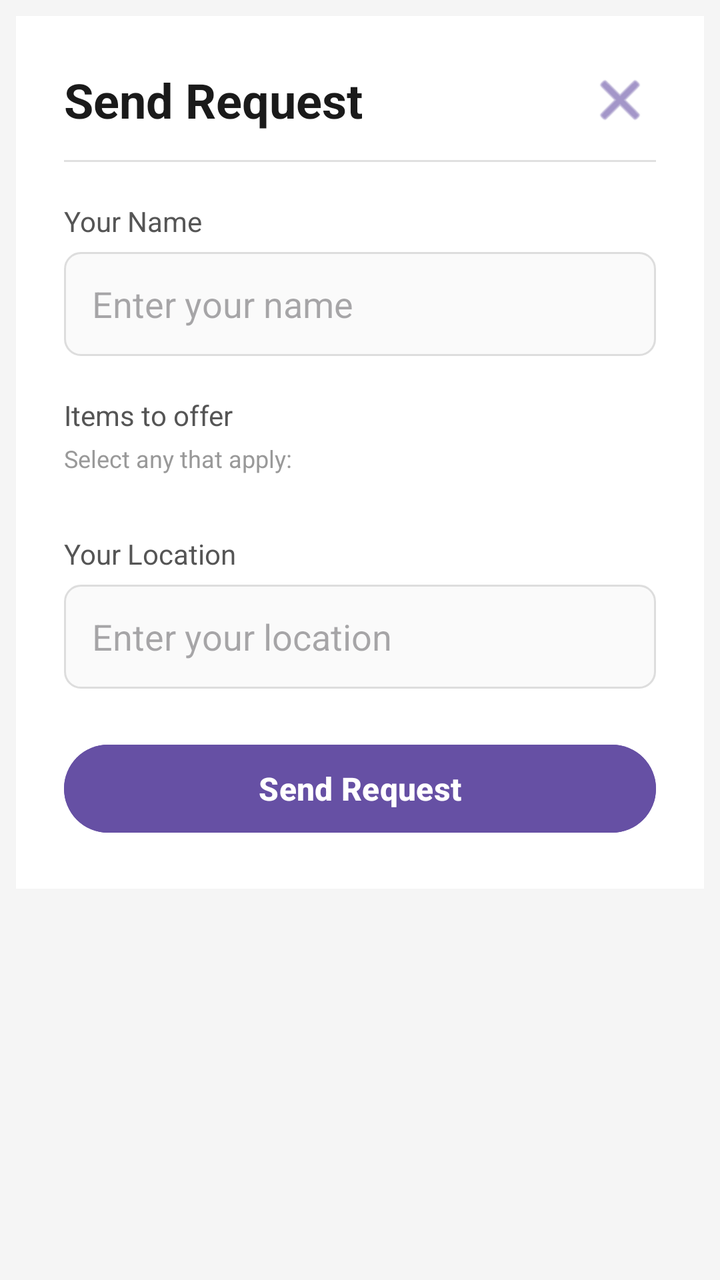
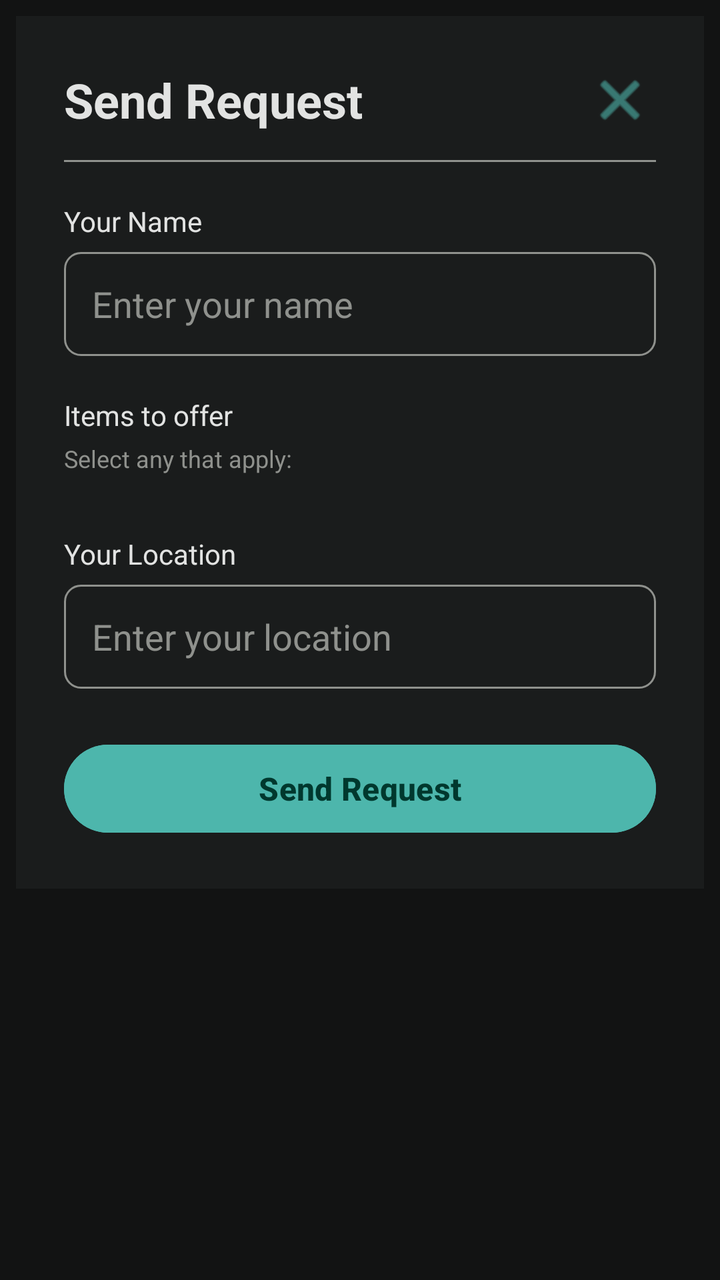

Before-and-after screenshots of an Android layout around one commit, followed by the original layout XML and the change that was made.
<!-- AndroidManifest.xml: application theme Theme._3130_grp8_app -->
<!-- res/layout/activity_request_product.xml -->
<?xml version="1.0" encoding="utf-8"?>
<androidx.coordinatorlayout.widget.CoordinatorLayout xmlns:android="http://schemas.android.com/apk/res/android"
    xmlns:app="http://schemas.android.com/apk/res-auto"
    android:id="@+id/coordinatorLayout"
    android:layout_width="match_parent"
    android:layout_height="match_parent"
    android:background="#F5F5F5">

    <ScrollView
        android:layout_width="match_parent"
        android:layout_height="match_parent">

        <LinearLayout
            android:layout_width="match_parent"
            android:layout_height="wrap_content"
            android:orientation="vertical"
            android:padding="8dp">

            <LinearLayout
                android:id="@+id/requestProductMain"
                android:layout_width="match_parent"
                android:layout_height="wrap_content"
                android:background="@android:color/white"
                android:elevation="6dp"
                android:orientation="vertical"
                android:padding="24dp">

                <LinearLayout
                    android:layout_width="match_parent"
                    android:layout_height="wrap_content"
                    android:orientation="horizontal"
                    android:gravity="center_vertical"
                    android:layout_marginBottom="12dp">

                    <TextView
                        android:layout_width="0dp"
                        android:layout_height="wrap_content"
                        android:layout_weight="1"
                        android:text="Send Request"
                        android:textSize="24sp"
                        android:textStyle="bold"
                        android:textColor="#1A1A1A"/>

                    <ImageButton
                        android:id="@+id/backButton"
                        android:layout_width="36dp"
                        android:layout_height="36dp"
                        android:src="@android:drawable/ic_menu_close_clear_cancel"
                        android:background="?attr/selectableItemBackgroundBorderless"
                        app:tint="#6650A4"
                        android:contentDescription="Close"/>
                </LinearLayout>

                <View
                    android:layout_width="match_parent"
                    android:layout_height="1dp"
                    android:background="#E0E0E0"
                    android:layout_marginBottom="20dp"/>

                <TextView
                    android:layout_width="match_parent"
                    android:layout_height="wrap_content"
                    android:text="Your Name"
                    android:textSize="14sp"
                    android:textColor="#555555"
                    android:layout_marginBottom="6dp"/>

                <EditText
                    android:id="@+id/nameInput"
                    android:layout_width="match_parent"
                    android:layout_height="52dp"
                    android:hint="Enter your name"
                    android:inputType="textPersonName"
                    android:background="@drawable/input_border"
                    android:paddingStart="14dp"
                    android:paddingEnd="14dp"
                    android:layout_marginBottom="20dp"/>

                <TextView
                    android:layout_width="match_parent"
                    android:layout_height="wrap_content"
                    android:text="Items to offer"
                    android:textSize="14sp"
                    android:textColor="#555555"
                    android:layout_marginBottom="4dp"/>

                <TextView
                    android:layout_width="match_parent"
                    android:layout_height="wrap_content"
                    android:text="Select any that apply:"
                    android:textSize="12sp"
                    android:textColor="#999999"
                    android:layout_marginBottom="10dp"/>

                <LinearLayout
                    android:id="@+id/checkboxContainer"
                    android:layout_width="match_parent"
                    android:layout_height="wrap_content"
                    android:orientation="vertical"
                    android:layout_marginBottom="20dp"/>

                <TextView
                    android:layout_width="match_parent"
                    android:layout_height="wrap_content"
                    android:text="Your Location"
                    android:textSize="14sp"
                    android:textColor="#555555"
                    android:layout_marginBottom="6dp"/>

                <EditText
                    android:id="@+id/locationInput"
                    android:layout_width="match_parent"
                    android:layout_height="52dp"
                    android:hint="Enter your location"
                    android:inputType="text"
                    android:background="@drawable/input_border"
                    android:paddingStart="14dp"
                    android:paddingEnd="14dp"
                    android:layout_marginBottom="24dp"/>

                <TextView
                    android:id="@+id/requestSuccess"
                    android:layout_width="match_parent"
                    android:layout_height="wrap_content"
                    android:text="✓ Request submitted successfully!"
                    android:visibility="gone"
                    android:gravity="center"
                    android:textColor="#6650A4"
                    android:textSize="15sp"
                    android:layout_marginBottom="16dp"/>

                <Button
                    android:id="@+id/requestButton"
                    android:layout_width="match_parent"
                    android:layout_height="52dp"
                    android:text="Send Request"
                    android:backgroundTint="#6650A4"
                    android:textColor="@android:color/white"
                    android:textSize="16sp"
                    android:textStyle="bold"/>

            </LinearLayout>
        </LinearLayout>
    </ScrollView>

</androidx.coordinatorlayout.widget.CoordinatorLayout>
<!-- resources referenced by this layout -->
<resources>
  <!-- drawable input_border (drawable) -->
  <?xml version="1.0" encoding="utf-8"?>
  <shape xmlns:android="http://schemas.android.com/apk/res/android">
      <stroke android:width="1dp" android:color="#DDDDDD"/>
      <corners android:radius="8dp"/>
      <solid android:color="#FAFAFA"/>
  </shape>
  <style name="Theme._3130_grp8_app" parent="Base.Theme._3130_grp8_app" />
  <style name="Base.Theme._3130_grp8_app" parent="Theme.Material3.DayNight.NoActionBar">
          
          
          <item name="colorPrimary">@color/md_primary</item>
          <item name="colorOnPrimary">@color/md_on_primary</item>
          <item name="colorPrimaryContainer">@color/md_primary_container</item>
          <item name="colorOnPrimaryContainer">@color/md_on_primary_container</item>
          <item name="android:colorBackground">@color/md_background</item>
          <item name="colorOnBackground">@color/md_on_background</item>
          <item name="colorSurface">@color/md_surface</item>
          <item name="colorOnSurface">@color/md_on_surface</item>
          <item name="colorOutline">@color/md_outline</item>
          <item name="colorError">@color/md_error</item>
          <item name="colorOnError">@color/md_on_error</item>
          <item name="android:statusBarColor">?attr/colorSurface</item>
          <item name="android:windowLightStatusBar">true</item>
      </style>
  <color name="md_primary"> #00796B</color>
  <color name="md_on_primary"> #FFFFFF</color>
  <color name="md_primary_container">#A0E4DD</color>
  <color name="md_on_primary_container"> #00251A</color>
  <color name="md_background"> #FAFAFA</color>
  <color name="md_on_background"> #1A1C1C</color>
  <color name="md_surface"> #FFFFFF</color>
  <color name="md_on_surface"> #1A1C1C</color>
  <color name="md_outline"> #79797A</color>
  <color name="md_error"> #BA1A1A</color>
  <color name="md_on_error"> #FFFFFF</color>
</resources>

<!-- the commit's change to res/layout/activity_request_product.xml (unified diff, before → after) -->
@@ -4,7 +4,7 @@
     android:id="@+id/coordinatorLayout"
     android:layout_width="match_parent"
     android:layout_height="match_parent"
-    android:background="#F5F5F5">
+    android:background="@color/md_background">
 
     <ScrollView
         android:layout_width="match_parent"
@@ -20,7 +20,7 @@
                 android:id="@+id/requestProductMain"
                 android:layout_width="match_parent"
                 android:layout_height="wrap_content"
-                android:background="@android:color/white"
+                android:background="@color/md_surface"
                 android:elevation="6dp"
                 android:orientation="vertical"
                 android:padding="24dp">
@@ -39,7 +39,7 @@
                         android:text="Send Request"
                         android:textSize="24sp"
                         android:textStyle="bold"
-                        android:textColor="#1A1A1A"/>
+                        android:textColor="@color/md_on_surface"/>
 
                     <ImageButton
                         android:id="@+id/backButton"
@@ -47,14 +47,14 @@
                         android:layout_height="36dp"
                         android:src="@android:drawable/ic_menu_close_clear_cancel"
                         android:background="?attr/selectableItemBackgroundBorderless"
-                        app:tint="#6650A4"
+                        app:tint="@color/md_primary"
                         android:contentDescription="Close"/>
                 </LinearLayout>
 
                 <View
                     android:layout_width="match_parent"
                     android:layout_height="1dp"
-                    android:background="#E0E0E0"
+                    android:background="@color/md_outline"
                     android:layout_marginBottom="20dp"/>
 
                 <TextView
@@ -62,7 +62,7 @@
                     android:layout_height="wrap_content"
                     android:text="Your Name"
                     android:textSize="14sp"
-                    android:textColor="#555555"
+                    android:textColor="@color/md_on_surface"
                     android:layout_marginBottom="6dp"/>
 
                 <EditText
@@ -71,6 +71,8 @@
                     android:layout_height="52dp"
                     android:hint="Enter your name"
                     android:inputType="textPersonName"
+                    android:textColor="@color/md_on_surface"
+                    android:textColorHint="@color/md_outline"
                     android:background="@drawable/input_border"
                     android:paddingStart="14dp"
                     android:paddingEnd="14dp"
@@ -81,7 +83,7 @@
                     android:layout_height="wrap_content"
                     android:text="Items to offer"
                     android:textSize="14sp"
-                    android:textColor="#555555"
+                    android:textColor="@color/md_on_surface"
                     android:layout_marginBottom="4dp"/>
 
                 <TextView
@@ -89,7 +91,7 @@
                     android:layout_height="wrap_content"
                     android:text="Select any that apply:"
                     android:textSize="12sp"
-                    android:textColor="#999999"
+                    android:textColor="@color/md_outline"
                     android:layout_marginBottom="10dp"/>
 
                 <LinearLayout
@@ -104,7 +106,7 @@
                     android:layout_height="wrap_content"
                     android:text="Your Location"
                     android:textSize="14sp"
-                    android:textColor="#555555"
+                    android:textColor="@color/md_on_surface"
                     android:layout_marginBottom="6dp"/>
 
                 <EditText
@@ -113,6 +115,8 @@
                     android:layout_height="52dp"
                     android:hint="Enter your location"
                     android:inputType="text"
+                    android:textColor="@color/md_on_surface"
+                    android:textColorHint="@color/md_outline"
                     android:background="@drawable/input_border"
                     android:paddingStart="14dp"
                     android:paddingEnd="14dp"
@@ -125,7 +129,7 @@
                     android:text="✓ Request submitted successfully!"
                     android:visibility="gone"
                     android:gravity="center"
-                    android:textColor="#6650A4"
+                    android:textColor="@color/md_primary"
                     android:textSize="15sp"
                     android:layout_marginBottom="16dp"/>
 
@@ -134,8 +138,8 @@
                     android:layout_width="match_parent"
                     android:layout_height="52dp"
                     android:text="Send Request"
-                    android:backgroundTint="#6650A4"
-                    android:textColor="@android:color/white"
+                    android:backgroundTint="@color/md_primary"
+                    android:textColor="@color/md_on_primary"
                     android:textSize="16sp"
                     android:textStyle="bold"/>
 
<!-- resource entries referenced after the edit -->
@@ -3,14 +3,12 @@
   <!-- drawable input_border (drawable) -->
   <?xml version="1.0" encoding="utf-8"?>
   <shape xmlns:android="http://schemas.android.com/apk/res/android">
-      <stroke android:width="1dp" android:color="#DDDDDD"/>
+      <stroke android:width="1dp" android:color="@color/md_outline"/>
       <corners android:radius="8dp"/>
-      <solid android:color="#FAFAFA"/>
+      <solid android:color="@color/md_surface"/>
   </shape>
   <style name="Theme._3130_grp8_app" parent="Base.Theme._3130_grp8_app" />
   <style name="Base.Theme._3130_grp8_app" parent="Theme.Material3.DayNight.NoActionBar">
-          
-          
           <item name="colorPrimary">@color/md_primary</item>
           <item name="colorOnPrimary">@color/md_on_primary</item>
           <item name="colorPrimaryContainer">@color/md_primary_container</item>
@@ -22,19 +20,29 @@
           <item name="colorOutline">@color/md_outline</item>
           <item name="colorError">@color/md_error</item>
           <item name="colorOnError">@color/md_on_error</item>
-          <item name="android:statusBarColor">?attr/colorSurface</item>
-          <item name="android:windowLightStatusBar">true</item>
+          <item name="android:windowLightStatusBar">false</item>
+          <item name="android:textViewStyle">@style/AppTextViewStyle</item>
+          <item name="colorSecondaryContainer">@color/md_primary_container</item>
+          <item name="colorOnSecondaryContainer">@color/md_on_primary_container</item>
+          <item name="android:editTextStyle">@style/AppEditTextStyle</item>
       </style>
-  <color name="md_primary"> #00796B</color>
-  <color name="md_on_primary"> #FFFFFF</color>
-  <color name="md_primary_container">#A0E4DD</color>
-  <color name="md_on_primary_container"> #00251A</color>
-  <color name="md_background"> #FAFAFA</color>
-  <color name="md_on_background"> #1A1C1C</color>
-  <color name="md_surface"> #FFFFFF</color>
-  <color name="md_on_surface"> #1A1C1C</color>
-  <color name="md_outline"> #79797A</color>
-  <color name="md_error"> #BA1A1A</color>
-  <color name="md_on_error"> #FFFFFF</color>
+  <color name="md_primary">#4DB6AC</color>
+  <color name="md_on_primary">#00382E</color>
+  <color name="md_primary_container">#00504A</color>
+  <color name="md_on_primary_container">#B2DFDB</color>
+  <color name="md_background">#121313</color>
+  <color name="md_on_background">#E2E3E2</color>
+  <color name="md_surface">#1A1C1C</color>
+  <color name="md_on_surface">#E2E3E2</color>
+  <color name="md_outline">#8F918D</color>
+  <color name="md_error">#FFB4AB</color>
+  <color name="md_on_error">#690005</color>
+  <style name="AppTextViewStyle" parent="android:Widget.TextView">
+          <item name="android:textColor">@color/md_on_surface</item>
+      </style>
+  <style name="AppEditTextStyle" parent="android:Widget.EditText">
+          <item name="android:textColor">@color/md_on_surface</item>
+          <item name="android:textColorHint">@color/md_outline</item>
+      </style>
 </resources>
 
